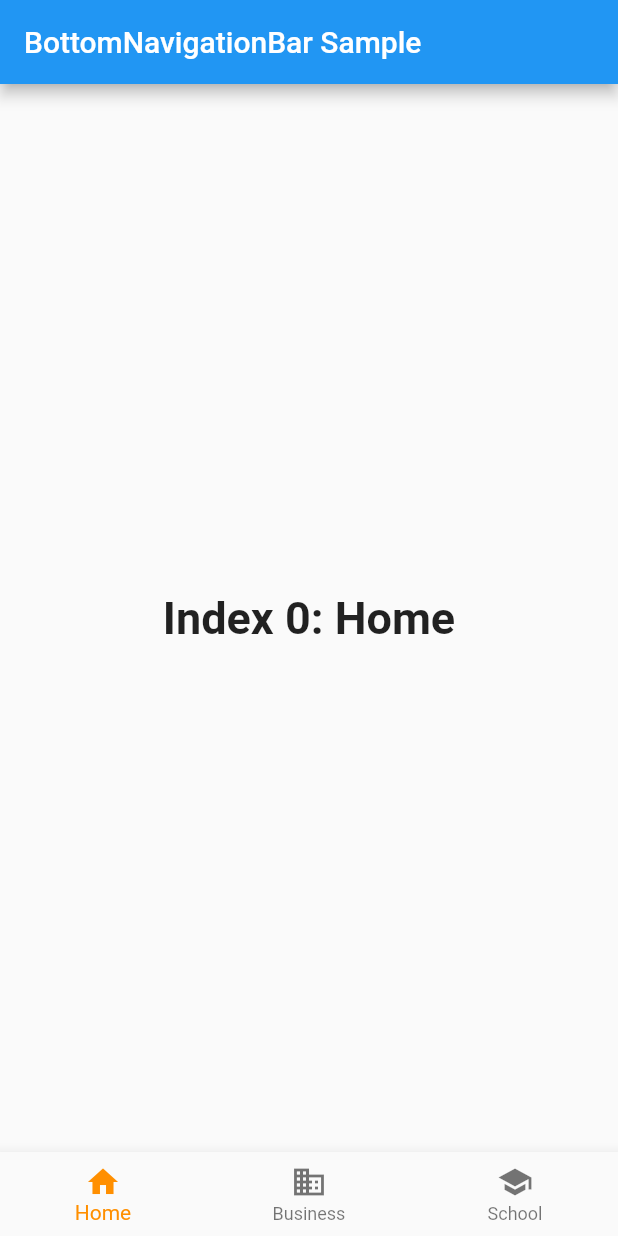
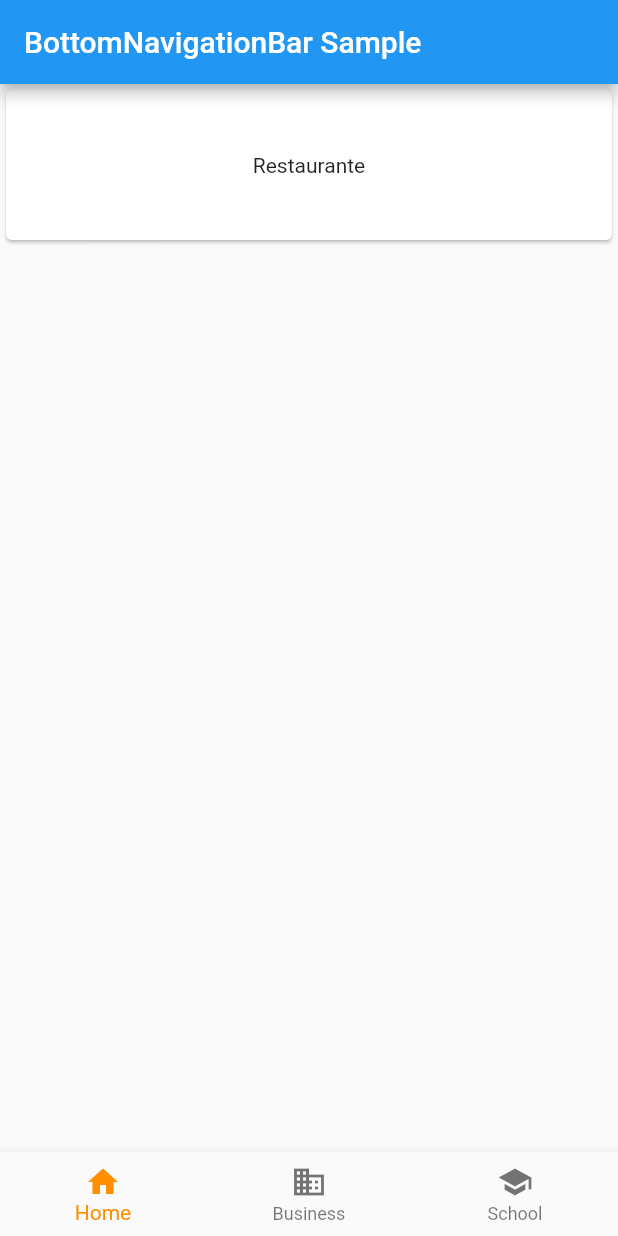
Before and after one commit to IsaacDdR/LatirMexico-v2, a Flutter app: the screen it shows after launch, on a phone screen of 412 x 824 dp. Run offline on Flutter 3.47's test engine with Material 2 defaults, Android fonts, the phone set to English and light mode, and no system bars.

Commit message:
Card changes

```diff
--- a/lib/main.dart
+++ b/lib/main.dart
@@ -26,18 +26,61 @@ class _MyStatefulWidgetState extends State<MyStatefulWidget> {
   int _selectedIndex = 0;
   static const TextStyle optionStyle =
   TextStyle(fontSize: 30, fontWeight: FontWeight.bold);
-  static const List<Widget> _widgetOptions = <Widget>[
-    Text(
-      'Index 0: Home',
-      style: optionStyle,
+  List<Widget> _widgetOptions = <Widget>[
+    ListView(
+      children: <Widget> [
+        Card(
+          child: InkWell(
+            splashColor: Colors.orange.withAlpha(30),
+            child: Container(
+              width: 300,
+              height: 100,
+              child: Center(
+                child: Text(
+                  "Restaurante",
+                ),
+              ),
+            ),
+          ),
+        ),
+      ],
     ),
-    Text(
-      'Index 1: Business',
-      style: optionStyle,
+    ListView(
+      children: <Widget> [
+        Card(
+          child: InkWell(
+            splashColor: Colors.orange.withAlpha(30),
+            child: Container(
+              width: 300,
+              height: 100,
+              child: Center(
+                child: Text(
+                  'Tours',
+                ),
+              ),
+            ),
+          ),
+        ),
+      ],
     ),
-    Text(
-      'Index 2: School',
-      style: optionStyle,
+    ListView(
+      children: <Widget> [
+        Card(
+          child: InkWell(
+            splashColor: Colors.orange.withAlpha(30),
+            child: Container(
+              height: 300,
+              width: 100,
+              child: Center(
+                child: Text(
+                  "Calendario",
+                ),
+              ),
+            ),
+          ),
+
+        ),
+      ],
     ),
   ];
 
```
